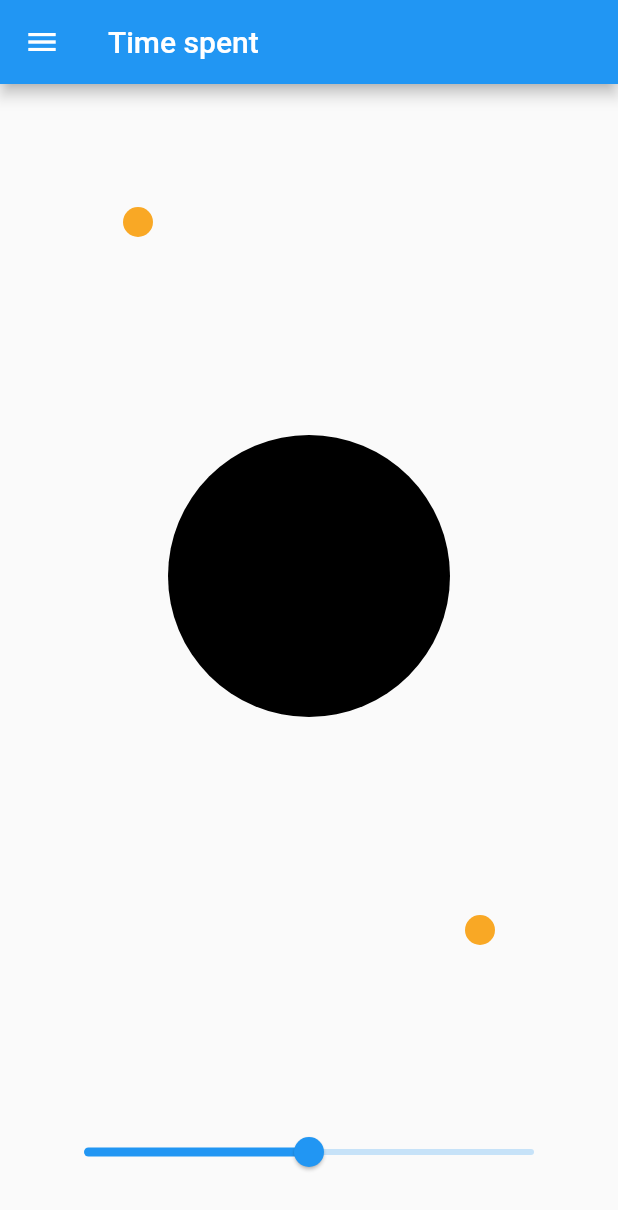
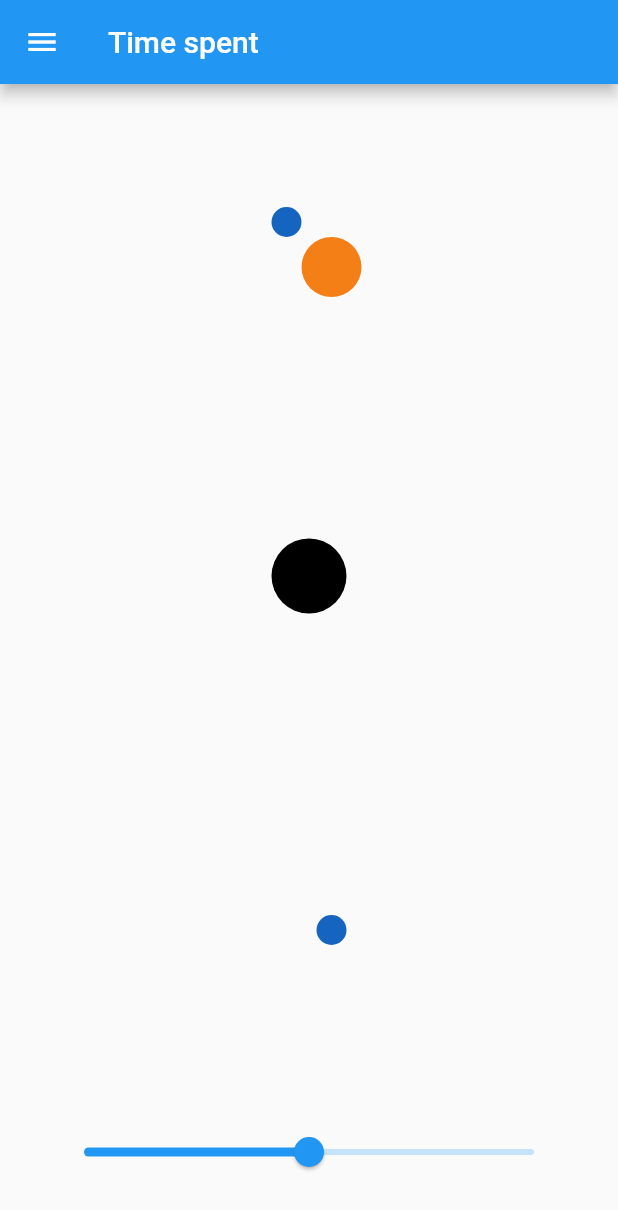
Before and after one commit to heimzza/provider_example, a Flutter app: the screen it shows after launch, on a phone screen of 412 x 824 dp. Shown: the top 1210 px of the screen. Run offline on Flutter 3.47's test engine with Material 2 defaults, Android fonts, the phone set to English and light mode, and no system bars.

Commit message:
inside stack

```diff
--- a/lib/my_chart.dart
+++ b/lib/my_chart.dart
@@ -13,7 +13,9 @@ class MyChart extends StatelessWidget {
           alignment: Alignment.center,
           children: [
             Container(
-              margin: EdgeInsets.all(80.0),
+              width: 50,
+              height: 50,
+              margin: EdgeInsets.all(50),
               decoration: BoxDecoration(
                 shape: BoxShape.circle,
                 color: Colors.black,
@@ -24,11 +26,25 @@ class MyChart extends StatelessWidget {
               top: 50,
               left: 50,
               //child: FlutterLogo(),
-              child: Container(
-                width: 20,
-                height: 20,
-                decoration: BoxDecoration(
-                    shape: BoxShape.circle, color: Colors.yellow[800]),
+              child: Transform.rotate(
+                angle: schedule.stateManagementTime*5,
+                child: Stack(
+                  children: [
+                    Container(
+                      margin: EdgeInsets.all(20),
+                      width: 40,
+                      height: 40,
+                      decoration: BoxDecoration(
+                          shape: BoxShape.circle, color: Colors.yellow[900]),
+                    ),
+                    Container(
+                      width: 20,
+                      height: 20,
+                      decoration: BoxDecoration(
+                          shape: BoxShape.circle, color: Colors.blue[800]),
+                    ),
+                  ],
+                ),
               ),
             ),
             Positioned(
@@ -38,7 +54,7 @@ class MyChart extends StatelessWidget {
                 width: 20,
                 height: 20,
                 decoration: BoxDecoration(
-                    shape: BoxShape.circle, color: Colors.yellow[800]),
+                    shape: BoxShape.circle, color: Colors.blue[800]),
               ),
             ),
           ],
```
